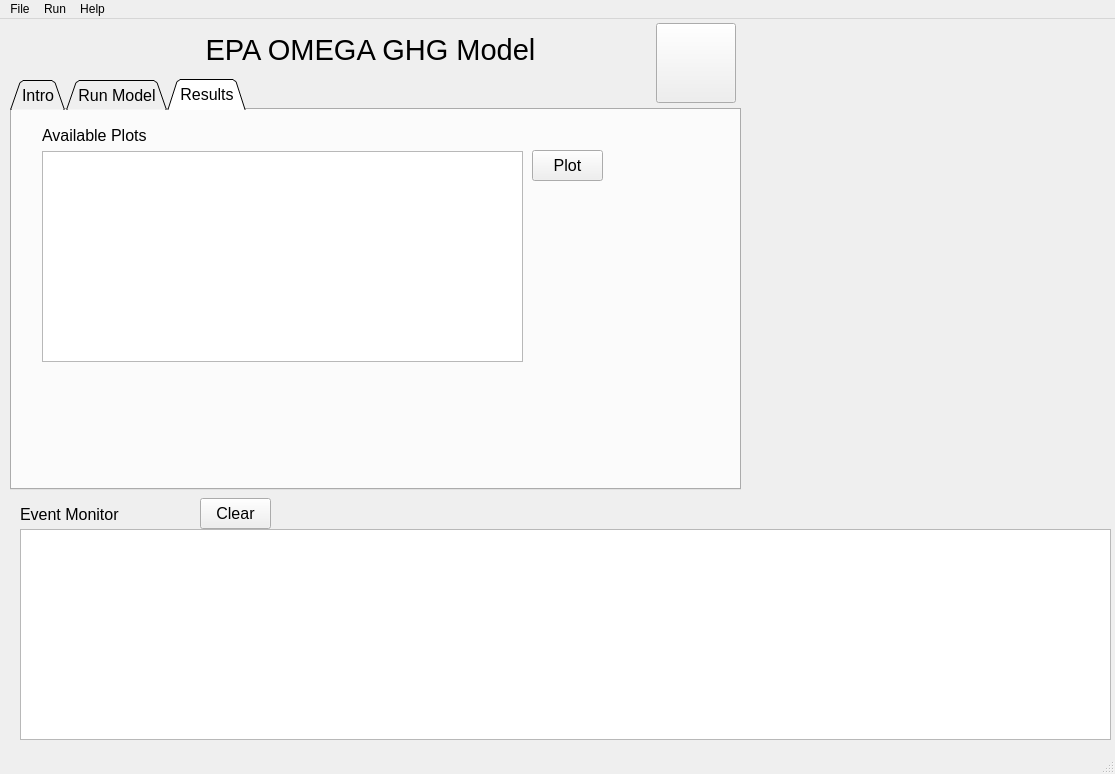
Before: the Qt Designer form usepa_omega2_gui/elements/omega_gui_v20.ui in USEPA/EPA_OMEGA_Model, drawn with Qt 5.
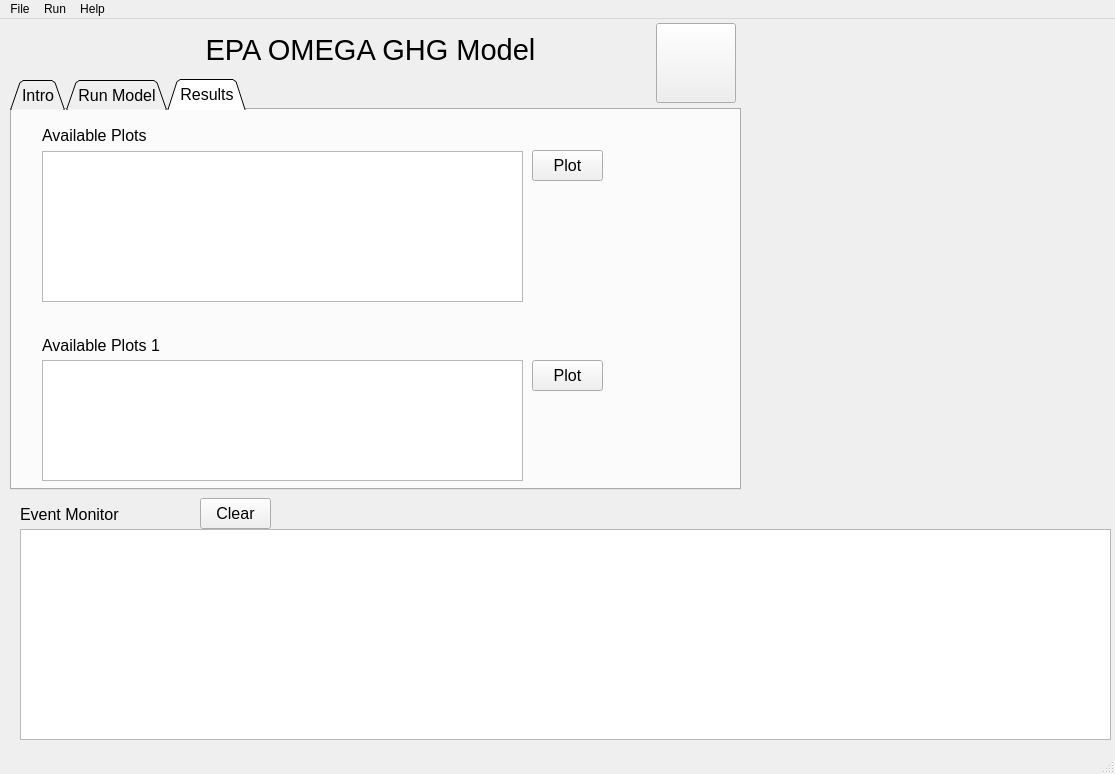
After: the same form once the commit is applied. The open tabs and pages were chosen to show the change.

Diff of the .ui file:
```diff
--- a/usepa_omega2_gui/elements/omega_gui_v20.ui
+++ b/usepa_omega2_gui/elements/omega_gui_v20.ui
@@ -543,7 +543,7 @@
         <x>30</x>
         <y>41</y>
         <width>481</width>
-        <height>211</height>
+        <height>151</height>
        </rect>
       </property>
      </widget>
@@ -568,6 +568,61 @@
        <string>Available Plots</string>
       </property>
      </widget>
+     <widget class="QListWidget" name="list_graphs_1">
+      <property name="geometry">
+       <rect>
+        <x>30</x>
+        <y>250</y>
+        <width>481</width>
+        <height>121</height>
+       </rect>
+      </property>
+     </widget>
+     <widget class="QLabel" name="available_plots_1_label_2">
+      <property name="geometry">
+       <rect>
+        <x>30</x>
+        <y>220</y>
+        <width>481</width>
+        <height>31</height>
+       </rect>
+      </property>
+      <property name="font">
+       <font>
+        <family>Arial</family>
+        <pointsize>12</pointsize>
+        <weight>50</weight>
+        <bold>false</bold>
+       </font>
+      </property>
+      <property name="text">
+       <string>Available Plots 1</string>
+      </property>
+     </widget>
+     <widget class="QPushButton" name="open_plot_2">
+      <property name="geometry">
+       <rect>
+        <x>520</x>
+        <y>250</y>
+        <width>71</width>
+        <height>31</height>
+       </rect>
+      </property>
+      <property name="font">
+       <font>
+        <family>Arial</family>
+        <pointsize>12</pointsize>
+        <weight>50</weight>
+        <bold>false</bold>
+       </font>
+      </property>
+      <property name="toolTip">
+       <string>Opens an existing OMEGA 2 Configuration File</string>
+      </property>
+      <property name="text">
+       <string>Plot</string>
+      </property>
+     </widget>
     </widget>
    </widget>
    <widget class="QLabel" name="main_title_1_label">
```
Left out of the diff: 2 changed lines with no effect on the pictures.
